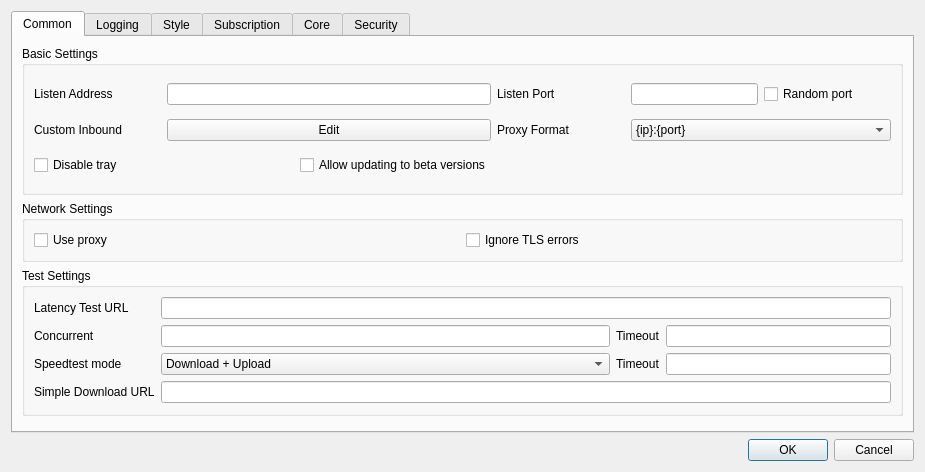
Old version of the form include/ui/setting/dialog_basic_settings.ui in the repository shengmo0210/Throne.
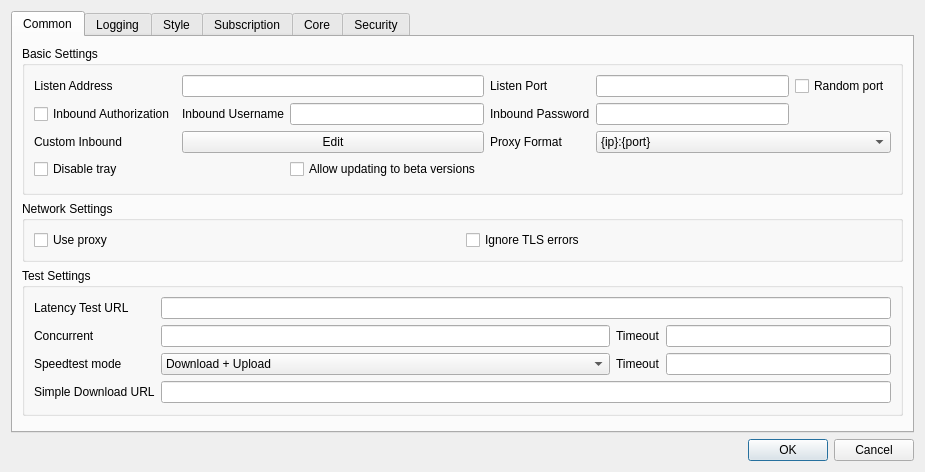
New version of the form. Custom widgets are drawn as their Qt base class.

Commit message: feat: add support for inbound authorization

What changed in the file:
```diff
--- a/include/ui/setting/dialog_basic_settings.ui
+++ b/include/ui/setting/dialog_basic_settings.ui
@@ -52,14 +52,41 @@
           <string>Basic Settings</string>
          </property>
          <layout class="QGridLayout" name="gridLayout_9">
-          <item row="2" column="2">
+          <item row="1" column="0">
+           <widget class="QCheckBox" name="inbound_auth">
+            <property name="text">
+             <string>Inbound Authorization</string>
+            </property>
+           </widget>
+          </item>
+          <item row="1" column="1">
+           <widget class="QLabel" name="inbound_user_l">
+            <property name="text">
+             <string>Inbound Username</string>
+            </property>
+           </widget>
+          </item>
+          <item row="1" column="2">
+           <widget class="QLineEdit" name="inbound_user"/>
+          </item>
+          <item row="1" column="3">
+           <widget class="QLabel" name="inbound_pass_l">
+            <property name="text">
+             <string>Inbound Password</string>
+            </property>
+           </widget>
+          </item>
+          <item row="1" column="4">
+           <widget class="QLineEdit" name="inbound_pass"/>
+          </item>
+          <item row="3" column="2">
            <widget class="QCheckBox" name="allow_beta">
             <property name="text">
              <string>Allow updating to beta versions</string>
             </property>
            </widget>
           </item>
-          <item row="1" column="0">
+          <item row="2" column="0">
            <widget class="QLabel" name="label_11">
             <property name="text">
              <string>Custom Inbound</string>
@@ -88,14 +115,14 @@
             </property>
            </widget>
           </item>
-          <item row="1" column="1" colspan="2">
+          <item row="2" column="1" colspan="2">
            <widget class="QPushButton" name="custom_inbound_edit">
             <property name="text">
              <string>Edit</string>
             </property>
            </widget>
           </item>
-          <item row="2" column="0">
+          <item row="3" column="0">
            <widget class="QCheckBox" name="disable_tray">
             <property name="sizePolicy">
              <sizepolicy hsizetype="Preferred" vsizetype="Fixed">
@@ -131,14 +158,14 @@
             </property>
            </widget>
           </item>
-          <item row="1" column="3">
+          <item row="2" column="3">
            <widget class="QLabel" name="proxy_scheme_l">
             <property name="text">
              <string>Proxy Format</string>
             </property>
            </widget>
           </item>
-          <item row="1" column="4" colspan="2">
+          <item row="2" column="4" colspan="2">
            <widget class="QComboBox" name="proxy_scheme">
             <item>
              <property name="text">
```
The commit also changes 7 other files.
